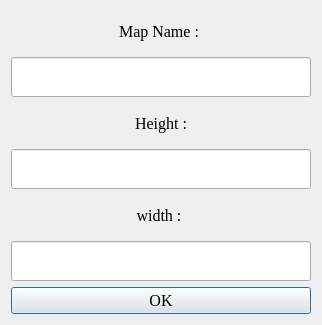
Before: the Qt Designer form newmapui.ui in ehsankhani/TANKS_BATTLE, drawn with Qt 5.
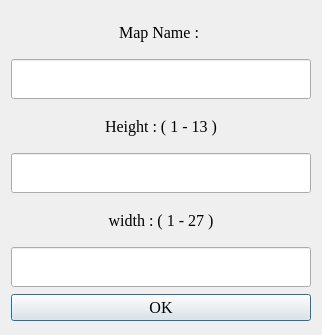
After: the same form once the commit is applied.

Diff of the .ui file:
```diff
--- a/newmapui.ui
+++ b/newmapui.ui
@@ -6,8 +6,8 @@
    <rect>
     <x>0</x>
     <y>0</y>
-    <width>318</width>
-    <height>320</height>
+    <width>322</width>
+    <height>335</height>
    </rect>
   </property>
   <property name="font">
@@ -73,7 +73,7 @@
       </size>
      </property>
      <property name="text">
-      <string>Height :</string>
+      <string>Height : ( 1 - 13 )</string>
      </property>
      <property name="alignment">
       <set>Qt::AlignCenter</set>
@@ -114,7 +114,7 @@
       </size>
      </property>
      <property name="text">
-      <string>width : </string>
+      <string>width : ( 1 - 27 )</string>
      </property>
      <property name="alignment">
       <set>Qt::AlignCenter</set>
```
